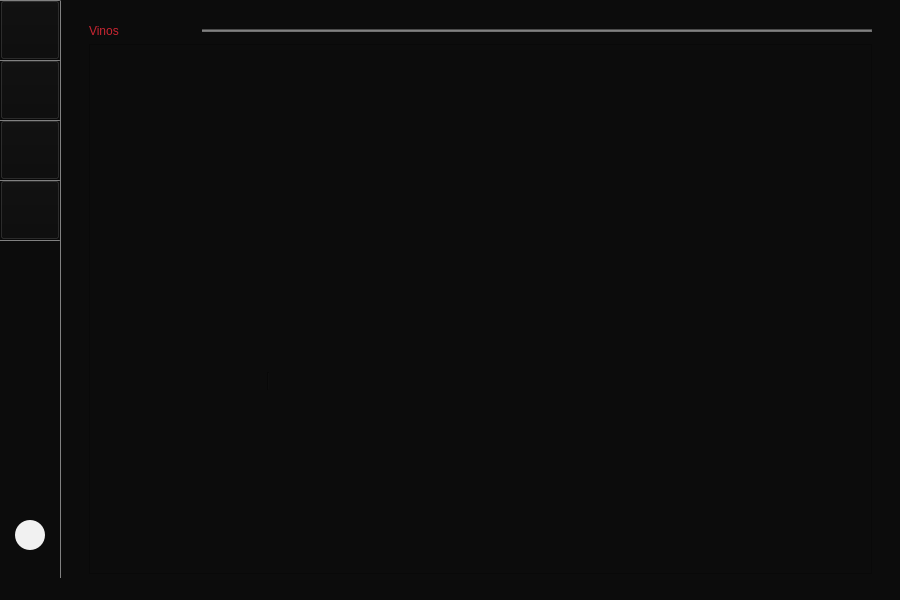
camvaz/restaurante-ihc, file Restaurante/Mesero/principal_mesero.ui: the form before one commit.
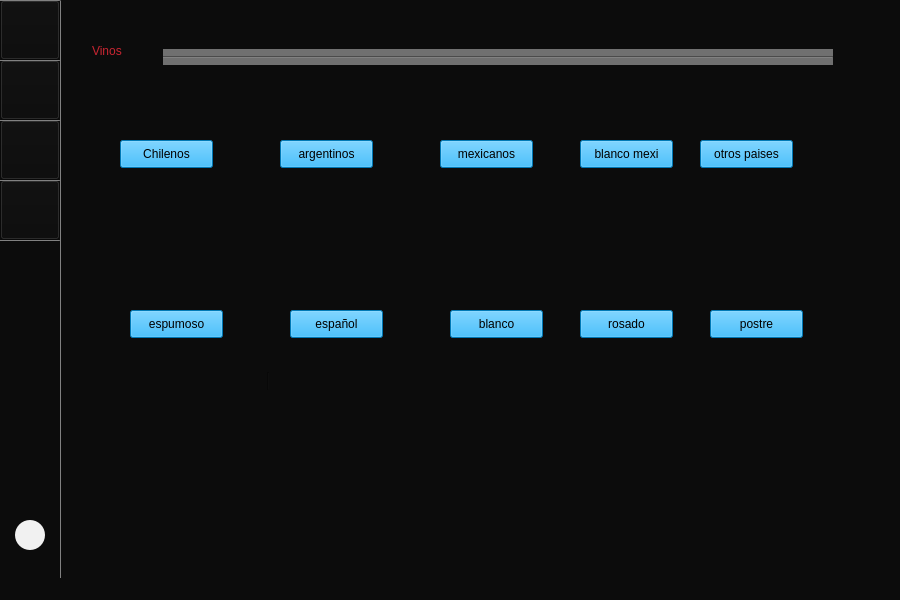
The form after the commit. The open tabs and pages were chosen to show the change.

Commit message: presentacion de vinos y platillos

Patch:
```diff
--- a/Restaurante/Mesero/principal_mesero.ui
+++ b/Restaurante/Mesero/principal_mesero.ui
@@ -3077,84 +3077,6 @@
      </layout>
     </widget>
     <widget class="QWidget" name="page_13">
-     <layout class="QGridLayout" name="gridLayout_17">
-      <item row="2" column="0">
-       <widget class="QScrollArea" name="scrollArea_5">
-        <property name="widgetResizable">
-         <bool>true</bool>
-        </property>
-        <widget class="QWidget" name="scrollAreaWidgetContents_5">
-         <property name="geometry">
-          <rect>
-           <x>0</x>
-           <y>0</y>
-           <width>55</width>
-           <height>24</height>
-          </rect>
-         </property>
-         <layout class="QGridLayout" name="gridLayout_6">
-          <item row="0" column="0">
-           <layout class="QGridLayout" name="menuVinos"/>
-          </item>
-         </layout>
-        </widget>
-       </widget>
-      </item>
-      <item row="1" column="0">
-       <layout class="QHBoxLayout" name="horizontalLayout_26">
-        <item>
-         <widget class="QLabel" name="label_540">
-          <property name="sizePolicy">
-           <sizepolicy hsizetype="Preferred" vsizetype="Fixed">
-            <horstretch>0</horstretch>
-            <verstretch>0</verstretch>
-           </sizepolicy>
-          </property>
-          <property name="styleSheet">
-           <string notr="true">font: 16pt &quot;MS Shell Dlg 2&quot;;
-font: 75 16pt &quot;Noto Serif&quot;;
-color: rgb(201, 37, 49);</string>
-          </property>
-          <property name="text">
-           <string>Vinos</string>
-          </property>
-         </widget>
-        </item>
-        <item>
-         <widget class="Line" name="line_26">
-          <property name="minimumSize">
-           <size>
-            <width>670</width>
-            <height>0</height>
-           </size>
-          </property>
-          <property name="styleSheet">
-           <string notr="true">background-color: rgb(112, 112, 112);</string>
-          </property>
-          <property name="orientation">
-           <enum>Qt::Horizontal</enum>
-          </property>
-         </widget>
-        </item>
-       </layout>
-      </item>
-      <item row="0" column="0">
-       <spacer name="verticalSpacer_9">
-        <property name="orientation">
-         <enum>Qt::Vertical</enum>
-        </property>
-        <property name="sizeType">
-         <enum>QSizePolicy::Fixed</enum>
-        </property>
-        <property name="sizeHint" stdset="0">
-         <size>
-          <width>20</width>
-          <height>15</height>
-         </size>
-        </property>
-       </spacer>
-      </item>
-     </layout>
      <widget class="Line" name="line_27">
       <property name="geometry">
        <rect>
@@ -3168,6 +3090,216 @@
        <enum>Qt::Vertical</enum>
       </property>
      </widget>
+     <widget class="QPushButton" name="chilenos">
+      <property name="geometry">
+       <rect>
+        <x>40</x>
+        <y>140</y>
+        <width>93</width>
+        <height>28</height>
+       </rect>
+      </property>
+      <property name="cursor">
+       <cursorShape>OpenHandCursor</cursorShape>
+      </property>
+      <property name="styleSheet">
+       <string notr="true">background-color: rgb(0, 170, 255);</string>
+      </property>
+      <property name="text">
+       <string>Chilenos</string>
+      </property>
+     </widget>
+     <widget class="QPushButton" name="argentinos">
+      <property name="geometry">
+       <rect>
+        <x>200</x>
+        <y>140</y>
+        <width>93</width>
+        <height>28</height>
+       </rect>
+      </property>
+      <property name="styleSheet">
+       <string notr="true">background-color: rgb(0, 170, 255);</string>
+      </property>
+      <property name="text">
+       <string>argentinos</string>
+      </property>
+     </widget>
+     <widget class="QPushButton" name="mexicanos">
+      <property name="geometry">
+       <rect>
+        <x>360</x>
+        <y>140</y>
+        <width>93</width>
+        <height>28</height>
+       </rect>
+      </property>
+      <property name="styleSheet">
+       <string notr="true">background-color: rgb(0, 170, 255);</string>
+      </property>
+      <property name="text">
+       <string>mexicanos</string>
+      </property>
+     </widget>
+     <widget class="QPushButton" name="blanco_mexi">
+      <property name="geometry">
+       <rect>
+        <x>500</x>
+        <y>140</y>
+        <width>93</width>
+        <height>28</height>
+       </rect>
+      </property>
+      <property name="styleSheet">
+       <string notr="true">background-color: rgb(0, 170, 255);
+</string>
+      </property>
+      <property name="text">
+       <string>blanco mexi</string>
+      </property>
+     </widget>
+     <widget class="QPushButton" name="otro_paises">
+      <property name="geometry">
+       <rect>
+        <x>620</x>
+        <y>140</y>
+        <width>93</width>
+        <height>28</height>
+       </rect>
+      </property>
+      <property name="styleSheet">
+       <string notr="true">background-color: rgb(0, 170, 255);</string>
+      </property>
+      <property name="text">
+       <string>otros paises</string>
+      </property>
+     </widget>
+     <widget class="QPushButton" name="postre">
+      <property name="geometry">
+       <rect>
+        <x>630</x>
+        <y>310</y>
+        <width>93</width>
+        <height>28</height>
+       </rect>
+      </property>
+      <property name="styleSheet">
+       <string notr="true">background-color: rgb(0, 170, 255);</string>
+      </property>
+      <property name="text">
+       <string>postre</string>
+      </property>
+     </widget>
+     <widget class="QPushButton" name="espumuso">
+      <property name="geometry">
+       <rect>
+        <x>50</x>
+        <y>310</y>
+        <width>93</width>
+        <height>28</height>
+       </rect>
+      </property>
+      <property name="styleSheet">
+       <string notr="true">background-color: rgb(0, 170, 255);</string>
+      </property>
+      <property name="text">
+       <string>espumoso</string>
+      </property>
+     </widget>
+     <widget class="QPushButton" name="rosado">
+      <property name="geometry">
+       <rect>
+        <x>500</x>
+        <y>310</y>
+        <width>93</width>
+        <height>28</height>
+       </rect>
+      </property>
+      <property name="styleSheet">
+       <string notr="true">background-color: rgb(0, 170, 255);</string>
+      </property>
+      <property name="text">
+       <string>rosado</string>
+      </property>
+     </widget>
+     <widget class="QPushButton" name="espanol">
+      <property name="geometry">
+       <rect>
+        <x>210</x>
+        <y>310</y>
+        <width>93</width>
+        <height>28</height>
+       </rect>
+      </property>
+      <property name="styleSheet">
+       <string notr="true">background-color: rgb(0, 170, 255);</string>
+      </property>
+      <property name="text">
+       <string>español</string>
+      </property>
+     </widget>
+     <widget class="QPushButton" name="blanco">
+      <property name="geometry">
+       <rect>
+        <x>370</x>
+        <y>310</y>
+        <width>93</width>
+        <height>28</height>
+       </rect>
+      </property>
+      <property name="styleSheet">
+       <string notr="true">background-color: rgb(0, 170, 255);</string>
+      </property>
+      <property name="text">
+       <string>blanco</string>
+      </property>
+     </widget>
+     <widget class="QLabel" name="label_540">
+      <property name="geometry">
+       <rect>
+        <x>12</x>
+        <y>34</y>
+        <width>64</width>
+        <height>33</height>
+       </rect>
+      </property>
+      <property name="sizePolicy">
+       <sizepolicy hsizetype="Preferred" vsizetype="Fixed">
+        <horstretch>0</horstretch>
+        <verstretch>0</verstretch>
+       </sizepolicy>
+      </property>
+      <property name="styleSheet">
+       <string notr="true">font: 16pt &quot;MS Shell Dlg 2&quot;;
+font: 75 16pt &quot;Noto Serif&quot;;
+color: rgb(201, 37, 49);</string>
+      </property>
+      <property name="text">
+       <string>Vinos</string>
+      </property>
+     </widget>
+     <widget class="Line" name="line_26">
+      <property name="geometry">
+       <rect>
+        <x>83</x>
+        <y>49</y>
+        <width>670</width>
+        <height>16</height>
+       </rect>
+      </property>
+      <property name="minimumSize">
+       <size>
+        <width>670</width>
+        <height>0</height>
+       </size>
+      </property>
+      <property name="styleSheet">
+       <string notr="true">background-color: rgb(112, 112, 112);</string>
+      </property>
+      <property name="orientation">
+       <enum>Qt::Horizontal</enum>
+      </property>
+     </widget>
     </widget>
     <widget class="QWidget" name="page_14">
      <widget class="QWidget" name="layoutWidget">
@@ -4038,6 +4170,76 @@
       </layout>
      </widget>
     </widget>
+    <widget class="QWidget" name="page_15">
+     <widget class="QWidget" name="layoutWidget_2">
+      <property name="geometry">
+       <rect>
+        <x>10</x>
+        <y>30</y>
+        <width>781</width>
+        <height>35</height>
+       </rect>
+      </property>
+      <layout class="QHBoxLayout" name="horizontalLayout_41">
+       <item>
+        <widget class="QLabel" name="label_30">
+         <property name="styleSheet">
+          <string notr="true">font: 16pt &quot;MS Shell Dlg 2&quot;;
+font: 75 16pt &quot;Noto Serif&quot;;
+color: rgb(201, 37, 49);</string>
+         </property>
+         <property name="text">
+          <string>Vinos</string>
+         </property>
+        </widget>
+       </item>
+       <item>
+        <widget class="Line" name="line_20">
+         <property name="minimumSize">
+          <size>
+           <width>670</width>
+           <height>0</height>
+          </size>
+         </property>
+         <property name="styleSheet">
+          <string notr="true">background-color:#707070;</string>
+         </property>
+         <property name="orientation">
+          <enum>Qt::Horizontal</enum>
+         </property>
+        </widget>
+       </item>
+      </layout>
+     </widget>
+     <widget class="QScrollArea" name="scrollArea_5">
+      <property name="geometry">
+       <rect>
+        <x>10</x>
+        <y>80</y>
+        <width>779</width>
+        <height>470</height>
+       </rect>
+      </property>
+      <property name="widgetResizable">
+       <bool>true</bool>
+      </property>
+      <widget class="QWidget" name="scrollAreaWidgetContents_5">
+       <property name="geometry">
+        <rect>
+         <x>0</x>
+         <y>0</y>
+         <width>777</width>
+         <height>468</height>
+        </rect>
+       </property>
+       <layout class="QGridLayout" name="gridLayout_6">
+        <item row="0" column="0">
+         <layout class="QGridLayout" name="menuVinos"/>
+        </item>
+       </layout>
+      </widget>
+     </widget>
+    </widget>
    </widget>
    <widget class="Line" name="line">
     <property name="geometry">
```
The commit also changes 2 other files.
